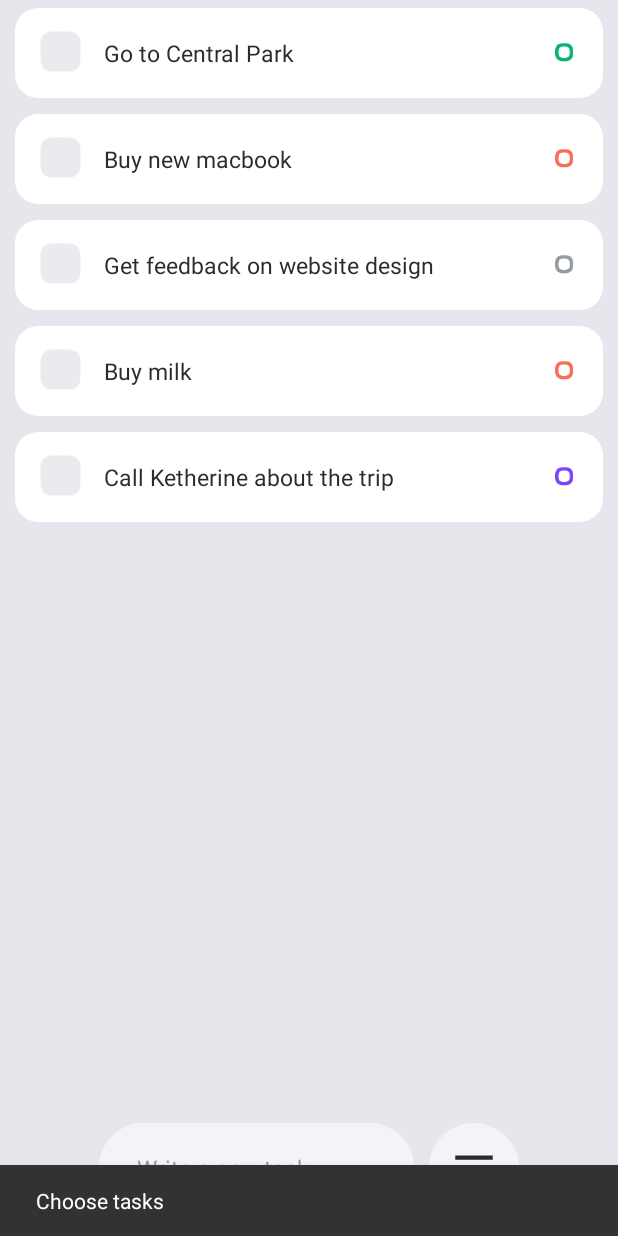
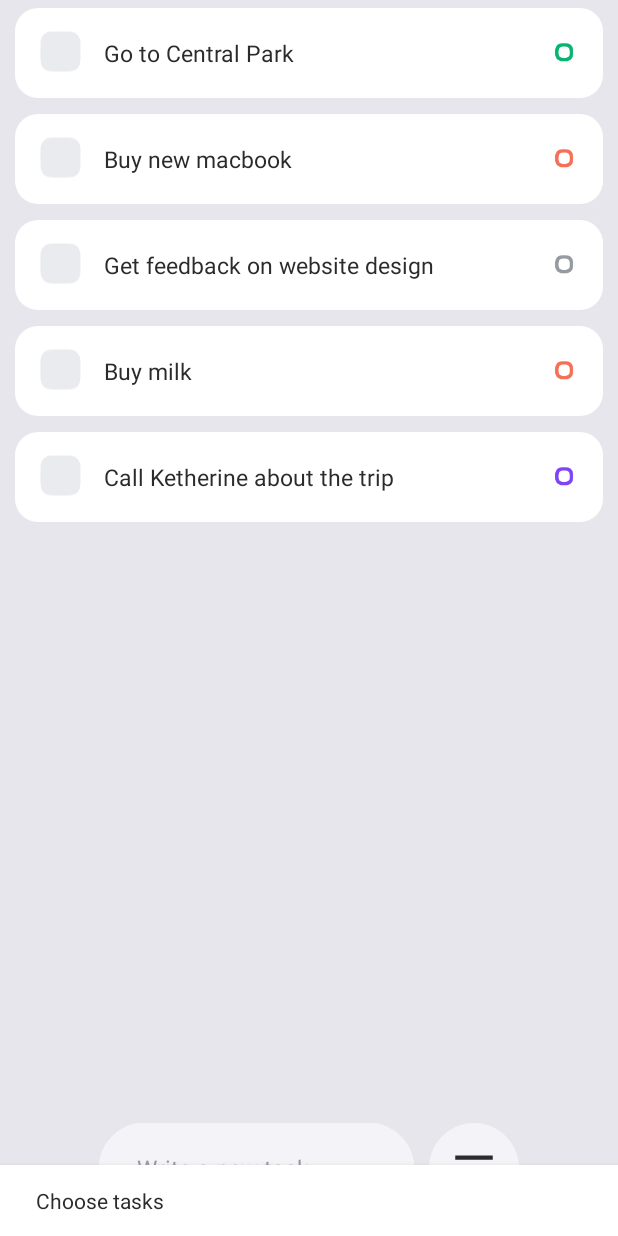
Before and after one commit to Kavrese/ProKeyboard, an Android app: the screen it shows after launch (MainActivity), after a tap on an icon or button, on a phone screen of 412 x 824 dp. Run offline under Robolectric (Android 15) with nearby library versions, the phone set to English and light mode, and no system bars; libraries missing offline, so code that uses them is left out: net.yslibrary.android; 1 statement that could not run was skipped.

Commit message:
update dasign snackbar

```diff
--- a/app/src/main/java/com/example/prokeyboard/MainActivity.kt
+++ b/app/src/main/java/com/example/prokeyboard/MainActivity.kt
@@ -7,12 +7,15 @@ import android.graphics.Typeface.*
 import android.graphics.drawable.Drawable
 import android.os.Bundle
 import android.os.Handler
+import android.util.TypedValue
 import android.view.KeyEvent
 import android.view.View
 import android.view.inputmethod.EditorInfo
 import android.view.inputmethod.InputMethodManager
 import android.widget.EditText
 import android.widget.TextView
+import androidx.annotation.AttrRes
+import androidx.annotation.ColorInt
 import androidx.appcompat.app.AppCompatActivity
 import androidx.appcompat.app.AppCompatDelegate
 import androidx.recyclerview.widget.LinearLayoutManager
@@ -143,6 +146,24 @@ class MainActivity : AppCompatActivity(), MyInterface, View.OnClickListener,
         )
     }
 
+    private fun showSnackBar(text: String, duration: Int){
+        val snackbar = Snackbar.make(lin_main, text, duration)
+        val textView: TextView = snackbar.view.findViewById(R.id.snackbar_text)
+        textView.setTextColor(getColorFromAttr(R.attr.colorAccent))
+        snackbar.view.setBackgroundColor(getColorFromAttr(R.attr.colorPrimary))
+        snackbar.show()
+    }
+
+    @ColorInt
+    fun Context.getColorFromAttr(
+        @AttrRes attrColor: Int,
+        typedValue: TypedValue = TypedValue(),
+        resolveRefs: Boolean = true
+    ): Int {
+        theme.resolveAttribute(attrColor, typedValue, resolveRefs)
+        return typedValue.data
+    }
+
     private fun initFullEditText(){
         message.setText("")
         initViewChooseList("Not assigned", getDrawable(R.drawable.indicator_grey)!!)
@@ -163,7 +184,7 @@ class MainActivity : AppCompatActivity(), MyInterface, View.OnClickListener,
                     }, 510)
 
                 } else {
-                    Snackbar.make(menu, "Choose tasks", Snackbar.LENGTH_LONG).show()
+                    showSnackBar("Choose tasks", Snackbar .LENGTH_LONG)
                 }
             }else{
                 hideSelectedWindow()
```
